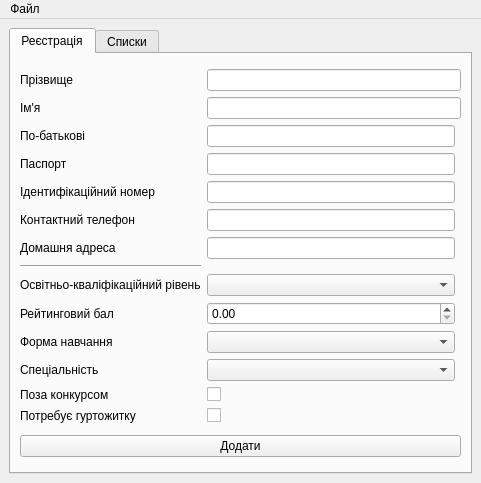
Qt form CourseWork/Абитуриент/mainmenu.ui (Adept-5455/CourseWork) before a commit.
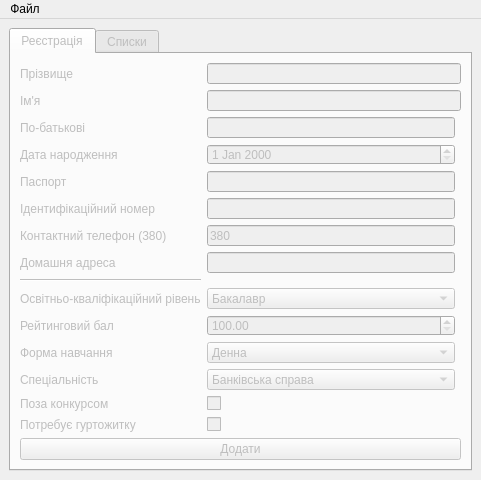
The same form after that commit. The open tabs and pages were chosen to show the change.

Patch:
```diff
--- a/CourseWork/Абитуриент/mainmenu.ui
+++ b/CourseWork/Абитуриент/mainmenu.ui
@@ -7,7 +7,7 @@
     <x>0</x>
     <y>0</y>
     <width>481</width>
-    <height>483</height>
+    <height>480</height>
    </rect>
   </property>
   <property name="minimumSize">
@@ -17,12 +17,15 @@
    </size>
   </property>
   <property name="windowTitle">
-   <string>MainWindow</string>
+   <string>[Оператор] ЗНТУ-Абітурієнт</string>
   </property>
   <widget class="QWidget" name="centralwidget">
    <layout class="QGridLayout" name="gridLayout">
     <item row="0" column="0">
      <widget class="QTabWidget" name="tabWidget">
+      <property name="enabled">
+       <bool>false</bool>
+      </property>
       <property name="currentIndex">
        <number>1</number>
       </property>
@@ -33,69 +36,62 @@
        <layout class="QGridLayout" name="gridLayout_3">
         <item row="0" column="0">
          <layout class="QGridLayout" name="gridLayout_2">
-          <item row="5" column="0">
+          <item row="6" column="0">
            <widget class="QLabel" name="label_6">
             <property name="text">
-             <string>Контактний телефон</string>
+             <string>Контактний телефон (380)</string>
             </property>
            </widget>
           </item>
-          <item row="7" column="0">
+          <item row="8" column="0">
            <widget class="Line" name="line">
             <property name="orientation">
              <enum>Qt::Horizontal</enum>
             </property>
            </widget>
           </item>
-          <item row="9" column="0">
+          <item row="10" column="0">
            <widget class="QLabel" name="label_10">
             <property name="text">
              <string>Освітньо-кваліфікаційний рівень</string>
             </property>
            </widget>
           </item>
-          <item row="6" column="0">
-           <widget class="QLabel" name="label_7">
-            <property name="text">
-             <string>Домашня адреса</string>
-            </property>
-           </widget>
-          </item>
           <item row="12" column="0">
-           <widget class="QLabel" name="label_11">
-            <property name="text">
-             <string>Спеціальність</string>
-            </property>
-           </widget>
-          </item>
-          <item row="11" column="0">
            <widget class="QLabel" name="label_9">
             <property name="text">
              <string>Форма навчання</string>
             </property>
            </widget>
           </item>
-          <item row="4" column="0">
+          <item row="13" column="0">
+           <widget class="QLabel" name="label_11">
+            <property name="text">
+             <string>Спеціальність</string>
+            </property>
+           </widget>
+          </item>
+          <item row="7" column="0">
+           <widget class="QLabel" name="label_7">
+            <property name="text">
+             <string>Домашня адреса</string>
+            </property>
+           </widget>
+          </item>
+          <item row="5" column="0">
            <widget class="QLabel" name="label_5">
             <property name="text">
              <string>Ідентифікаційний номер</string>
             </property>
            </widget>
           </item>
-          <item row="10" column="0">
+          <item row="11" column="0">
            <widget class="QLabel" name="label_8">
             <property name="text">
              <string>Рейтинговий бал</string>
             </property>
            </widget>
           </item>
-          <item row="1" column="0">
-           <widget class="QLabel" name="label_2">
-            <property name="text">
-             <string>Ім'я</string>
-            </property>
-           </widget>
-          </item>
           <item row="0" column="0">
            <widget class="QLabel" name="label_3">
             <property name="text">
@@ -110,74 +106,165 @@
             </property>
            </widget>
           </item>
-          <item row="3" column="0">
+          <item row="1" column="0">
+           <widget class="QLabel" name="label_2">
+            <property name="text">
+             <string>Ім'я</string>
+            </property>
+           </widget>
+          </item>
+          <item row="4" column="0">
            <widget class="QLabel" name="label_4">
             <property name="text">
              <string>Паспорт</string>
             </property>
            </widget>
           </item>
-          <item row="14" column="0">
-           <widget class="QLabel" name="label_13">
-            <property name="text">
-             <string>Потребує гуртожитку</string>
-            </property>
-           </widget>
-          </item>
           <item row="1" column="1" colspan="2">
            <widget class="QLineEdit" name="nameField"/>
           </item>
+          <item row="15" column="0">
+           <widget class="QLabel" name="label_13">
+            <property name="text">
+             <string>Потребує гуртожитку</string>
+            </property>
+           </widget>
+          </item>
+          <item row="5" column="1">
+           <widget class="QLineEdit" name="idField"/>
+          </item>
           <item row="0" column="1" colspan="2">
            <widget class="QLineEdit" name="surnameField"/>
           </item>
           <item row="2" column="1">
            <widget class="QLineEdit" name="fathersNameField"/>
           </item>
-          <item row="3" column="1">
-           <widget class="QLineEdit" name="passportField"/>
-          </item>
           <item row="4" column="1">
-           <widget class="QLineEdit" name="idField"/>
+           <widget class="QLineEdit" name="passportField"/>
           </item>
-          <item row="5" column="1">
-           <widget class="QLineEdit" name="telephoneField"/>
+          <item row="7" column="1">
+           <widget class="QLineEdit" name="adressField"/>
           </item>
           <item row="6" column="1">
-           <widget class="QLineEdit" name="lineEdit_7"/>
-          </item>
-          <item row="9" column="1">
-           <widget class="QComboBox" name="levelBox"/>
+           <widget class="QLineEdit" name="telephoneField">
+            <property name="text">
+             <string>380</string>
+            </property>
+           </widget>
           </item>
           <item row="10" column="1">
-           <widget class="QDoubleSpinBox" name="ratingBox"/>
-          </item>
-          <item row="11" column="1">
-           <widget class="QComboBox" name="formBox"/>
+           <widget class="QComboBox" name="levelBox">
+            <item>
+             <property name="text">
+              <string>Бакалавр</string>
+             </property>
+            </item>
+            <item>
+             <property name="text">
+              <string>Магістр</string>
+             </property>
+            </item>
+           </widget>
           </item>
           <item row="12" column="1">
-           <widget class="QComboBox" name="specialityBox"/>
+           <widget class="QComboBox" name="formBox">
+            <item>
+             <property name="text">
+              <string>Денна</string>
+             </property>
+            </item>
+            <item>
+             <property name="text">
+              <string>Заочна</string>
+             </property>
+            </item>
+           </widget>
           </item>
           <item row="13" column="1">
+           <widget class="QComboBox" name="specialityBox">
+            <item>
+             <property name="text">
+              <string>Банківська справа</string>
+             </property>
+            </item>
+            <item>
+             <property name="text">
+              <string>Соціальна робота</string>
+             </property>
+            </item>
+            <item>
+             <property name="text">
+              <string>Політологія</string>
+             </property>
+            </item>
+            <item>
+             <property name="text">
+              <string>Телекомунікації</string>
+             </property>
+            </item>
+            <item>
+             <property name="text">
+              <string>Комп'ютерні науки</string>
+             </property>
+            </item>
+            <item>
+             <property name="text">
+              <string>Менеджмент</string>
+             </property>
+            </item>
+            <item>
+             <property name="text">
+              <string>Журналістика</string>
+             </property>
+            </item>
+            <item>
+             <property name="text">
+              <string>Інженерія програмного забезпечення</string>
+             </property>
+            </item>
+           </widget>
+          </item>
+          <item row="11" column="1">
+           <widget class="QDoubleSpinBox" name="ratingBox">
+            <property name="minimum">
+             <double>100.000000000000000</double>
+            </property>
+            <property name="maximum">
+             <double>210.000000000000000</double>
+            </property>
+           </widget>
+          </item>
+          <item row="15" column="1">
+           <widget class="QCheckBox" name="chummeryCheckBox">
+            <property name="text">
+             <string/>
+            </property>
+           </widget>
+          </item>
+          <item row="14" column="1">
            <widget class="QCheckBox" name="outsideCheckBox">
             <property name="text">
              <string/>
             </property>
            </widget>
           </item>
-          <item row="13" column="0">
+          <item row="14" column="0">
            <widget class="QLabel" name="label_12">
             <property name="text">
              <string>Поза конкурсом</string>
             </property>
            </widget>
           </item>
-          <item row="14" column="1">
-           <widget class="QCheckBox" name="chummeryCheckBox">
+          <item row="3" column="0">
+           <widget class="QLabel" name="label_14">
             <property name="text">
-             <string/>
+             <string>Дата народження</string>
             </property>
            </widget>
           </item>
+          <item row="3" column="1">
+           <widget class="QDateEdit" name="dateOfBirth"/>
+          </item>
          </layout>
         </item>
         <item row="1" column="0">
@@ -251,8 +338,22 @@
                </item>
               </layout>
              </item>
+             <item row="3" column="0">
+              <widget class="QTableView" name="abitList"/>
+             </item>
+             <item row="1" column="0">
+              <widget class="QPushButton" name="findBtn">
+               <property name="text">
+                <string>Знайти</string>
+               </property>
+              </widget>
+             </item>
              <item row="2" column="0">
-              <widget class="QTableWidget" name="abitList"/>
+              <widget class="QPushButton" name="refreshBtn">
+               <property name="text">
+                <string>Скинути</string>
+               </property>
+              </widget>
              </item>
             </layout>
            </widget>
@@ -279,7 +380,7 @@
      <string>Файл</string>
     </property>
     <addaction name="loadFromDB"/>
-    <addaction name="loadFromXML"/>
+    <addaction name="generateXML"/>
     <addaction name="separator"/>
     <addaction name="exit"/>
    </widget>
@@ -290,9 +391,9 @@
     <string>Завантажити з БД</string>
    </property>
   </action>
-  <action name="loadFromXML">
+  <action name="generateXML">
    <property name="text">
-    <string>Завантажити з XML</string>
+    <string>Згенерувати XML</string>
    </property>
   </action>
   <action name="action_2">
```
Left out of the diff: 25 changed lines with no effect on the pictures.
